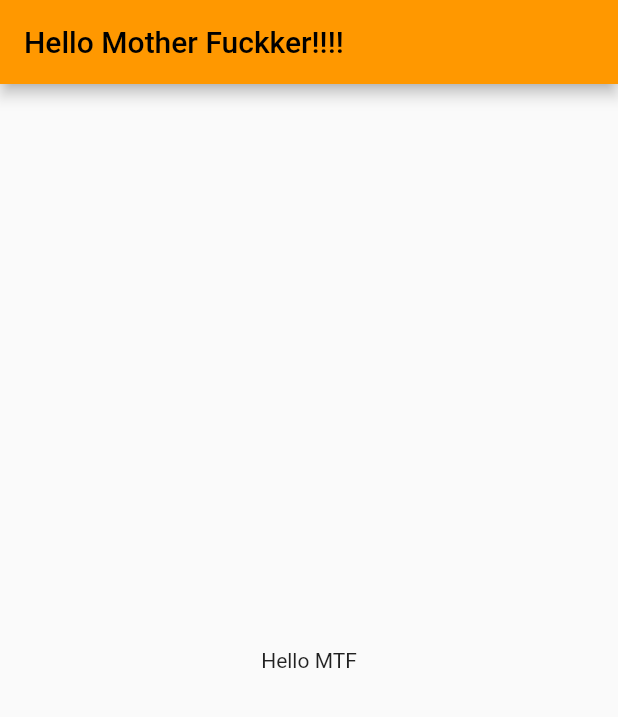
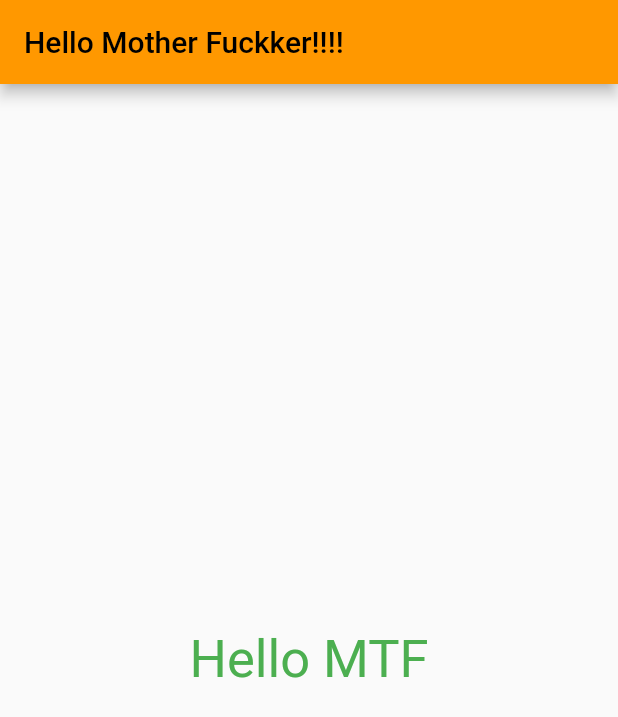
Before and after one commit to frankthanapong444/mycTapp, a Flutter app: the screen it shows after launch, on a phone screen of 412 x 824 dp. Shown: the top 717 px of the screen. Run offline on Flutter 3.47's test engine with Material 2 defaults, Android fonts, the phone set to English and light mode, and no system bars.

Commit message:
change color and frontsize

```diff
--- a/myappi/lib/main.dart
+++ b/myappi/lib/main.dart
@@ -15,7 +15,10 @@ class Myappi extends StatelessWidget {
           title: Text("Hello Mother Fuckker!!!!"),
         ),
         body: Center(
-          child: Text("Hello MTF"),
+          child: Text(
+            "Hello MTF",
+            style: TextStyle(fontSize: 35, color: Colors.green),
+          ),
         ),
       ),
       theme: ThemeData(primarySwatch: Colors.orange),
```
